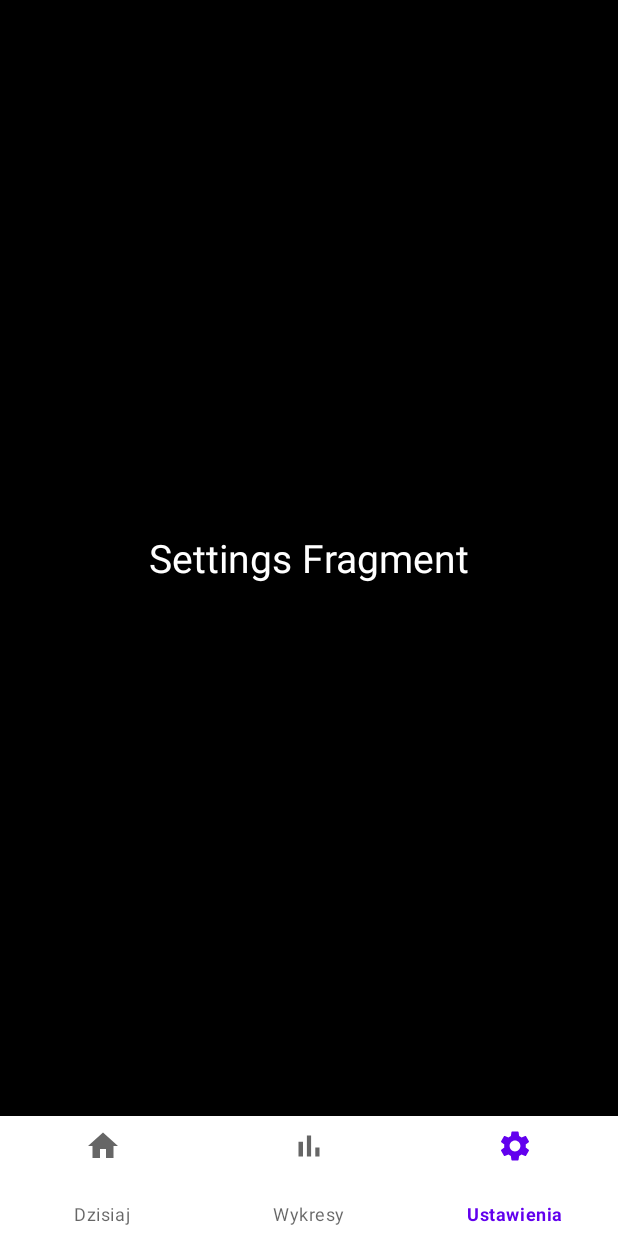
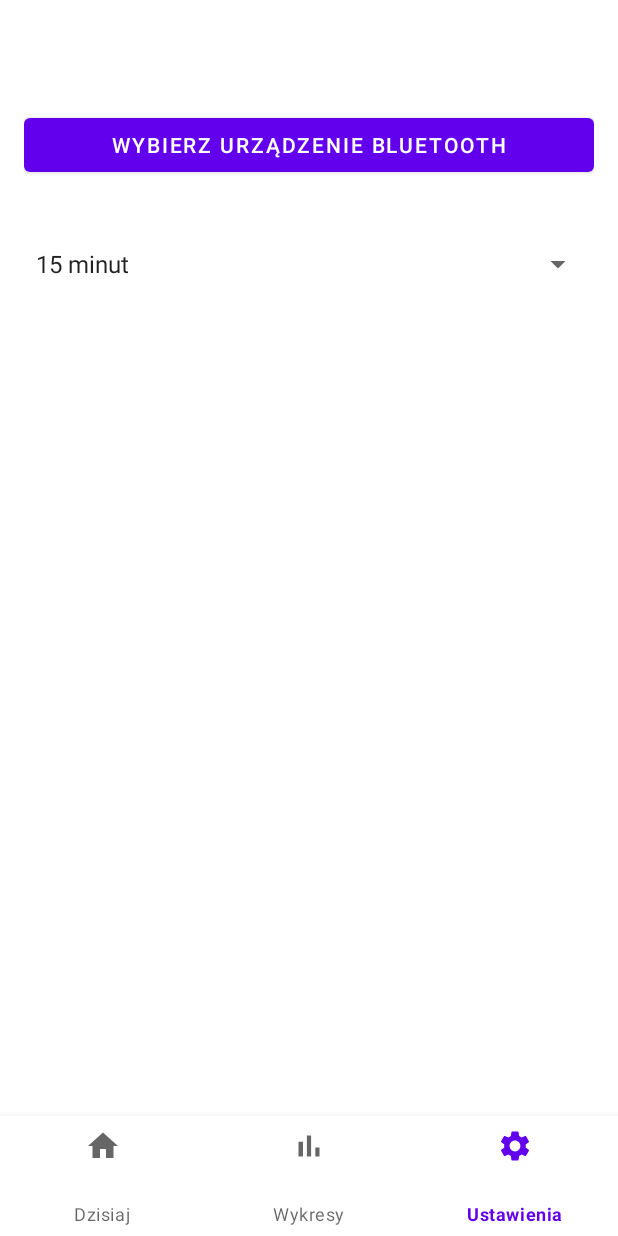
Before and after one commit to jakubbonczyk/ArduinoWeatherApp, an Android app: the screen it shows after launch (MainActivity), item 3 of the bottom bar chosen, on a phone screen of 412 x 824 dp. Run offline under Robolectric (Android 15) with nearby library versions, the phone set to English and light mode, and no system bars.

Commit message:
Another changes

```diff
--- a/app/src/main/java/com/example/weatherjavaapp/ChartsFragment.java
+++ b/app/src/main/java/com/example/weatherjavaapp/ChartsFragment.java
@@ -169,8 +169,20 @@ public class ChartsFragment extends Fragment {
 
     private void updateChart(LineChart chart, List<Entry> entries, String label) {
         LineDataSet dataSet = new LineDataSet(entries, label);
+        dataSet.setColor(android.graphics.Color.WHITE); // Kolor linii wykresu
+        dataSet.setValueTextColor(android.graphics.Color.WHITE); // Kolor wartości na wykresie
+
         LineData lineData = new LineData(dataSet);
         chart.setData(lineData);
+
+        // Ustawienia koloru osi i innych elementów
+        chart.getXAxis().setTextColor(android.graphics.Color.WHITE); // Kolor tekstu osi X
+        chart.getAxisLeft().setTextColor(android.graphics.Color.WHITE); // Kolor tekstu osi Y (lewa strona)
+        chart.getAxisRight().setTextColor(android.graphics.Color.WHITE); // Kolor tekstu osi Y (prawa strona)
+        chart.getLegend().setTextColor(android.graphics.Color.WHITE); // Kolor legendy
+//        chart.getDescription().setTextColor(android.graphics.Color.WHITE); // Kolor opisu wykresu
+
         chart.invalidate(); // Odśwież wykres
     }
+
 }
--- a/app/src/main/java/com/example/weatherjavaapp/DatabaseHelper.java
+++ b/app/src/main/java/com/example/weatherjavaapp/DatabaseHelper.java
@@ -11,7 +11,7 @@ public class DatabaseHelper extends SQLiteOpenHelper {
     // Nazwa bazy danych
     private static final String DATABASE_NAME = "weather_station.db";
     // Wersja bazy danych
-    private static final int DATABASE_VERSION = 1;
+    private static final int DATABASE_VERSION = 3;
 
     // Nazwa tabeli
     public static final String TABLE_MEASUREMENTS = "measurements";
@@ -56,7 +56,7 @@ public class DatabaseHelper extends SQLiteOpenHelper {
     private void insertDummyData(SQLiteDatabase db) {
         // Przygotowanie sztucznych danych
         long currentTime = System.currentTimeMillis();
-        for (int i = 0; i < 50; i++) {
+        for (int i = 0; i < 720; i++) {
             long timestamp = currentTime - (i * 3600 * 1000); // Co godzinę wstecz
             double temperature = 20 + Math.random() * 10; // Temperatura między 20 a 30
             double humidity = 40 + Math.random() * 20; // Wilgotność między 40 a 60
--- a/app/src/main/java/com/example/weatherjavaapp/HomeFragment.java
+++ b/app/src/main/java/com/example/weatherjavaapp/HomeFragment.java
@@ -17,6 +17,7 @@ import androidx.annotation.Nullable;
 import androidx.core.content.ContextCompat;
 import androidx.fragment.app.Fragment;
 
+import android.os.Handler;
 import android.util.Log;
 import android.view.LayoutInflater;
 import android.view.View;
@@ -77,6 +78,7 @@ public class HomeFragment extends Fragment {
     @Override
     public void onViewCreated(@NonNull View view, @Nullable Bundle savedInstanceState) {
         super.onViewCreated(view, savedInstanceState);
+
         bluetoothAdapter = BluetoothAdapter.getDefaultAdapter();
         if (bluetoothAdapter == null) {
             Toast.makeText(getActivity(), "Bluetooth nie jest dostępny", Toast.LENGTH_LONG).show();
@@ -88,6 +90,9 @@ public class HomeFragment extends Fragment {
             Intent enableBtIntent = new Intent(BluetoothAdapter.ACTION_REQUEST_ENABLE);
             startActivityForResult(enableBtIntent, REQUEST_ENABLE_BT);
         }
+
+        // Zmień tło i ikonę na podstawie godziny
+        updateBackgroundAndIcon();
 
         // Ustawienie listenera dla przycisku refreshButton
         binding.refreshButton.setOnClickListener(v -> {
@@ -105,7 +110,10 @@ public class HomeFragment extends Fragment {
                 connectToBluetooth();
             }
         });
+
+        handler.post(updateDateTimeTask);
     }
+
 
     private void redirectToBluetoothSettings() {
         Intent intent = new Intent(android.provider.Settings.ACTION_BLUETOOTH_SETTINGS);
@@ -185,9 +193,57 @@ public class HomeFragment extends Fragment {
     @Override
     public void onDestroyView() {
         super.onDestroyView();
+
+        handler.removeCallbacks(updateDateTimeTask);
+
         // Usuwamy callback z MainActivity
         if (mainActivity != null && connectionCallback != null) {
             mainActivity.removeBluetoothConnectionCallback(connectionCallback);
         }
     }
+
+    private void updateDateTime() {
+        // Użyj formatu daty
+        java.text.SimpleDateFormat dateFormat = new java.text.SimpleDateFormat("dd.MM.yyyy HH:mm:ss", java.util.Locale.getDefault());
+
+        // Pobierz aktualny czas
+        String currentDateTime = dateFormat.format(System.currentTimeMillis());
+
+        // Podziel datę i czas
+        String[] parts = currentDateTime.split(" ");
+        String currentDate = parts[0];
+        String currentTime = parts[1];
+
+        // Ustaw w odpowiednich TextView
+        binding.textView6.setText(currentDate); // Data w formacie dd.MM.yyyy
+        binding.textView7.setText(currentTime); // Czas w formacie HH:mm:ss
+    }
+
+    private final Handler handler = new Handler();
+    private final Runnable updateDateTimeTask = new Runnable() {
+        @Override
+        public void run() {
+            updateDateTime();
+            handler.postDelayed(this, 1000);
+        }
+    };
+
+    private void updateBackgroundAndIcon() {
+
+        java.util.Calendar calendar = java.util.Calendar.getInstance();
+        int hour = calendar.get(java.util.Calendar.HOUR_OF_DAY);
+
+        if (hour >= 17) {
+            // Ustaw gradient nocny
+            binding.frameLayout.setBackgroundResource(R.drawable.gradient_night);
+            // Zmień ikonę na księżyc
+            binding.imageViewWeatherIcon.setImageResource(R.drawable.moon);
+        } else {
+            // Ustaw gradient dzienny
+            binding.frameLayout.setBackgroundResource(R.drawable.gradient_day);
+            // Zmień ikonę na słońce
+            binding.imageViewWeatherIcon.setImageResource(R.drawable.sun);
+        }
+    }
+
 }
--- a/app/src/main/java/com/example/weatherjavaapp/SettingsFragment.java
+++ b/app/src/main/java/com/example/weatherjavaapp/SettingsFragment.java
@@ -1,5 +1,7 @@
 package com.example.weatherjavaapp;
 
+import android.content.Context;
+import android.content.Intent;
 import android.os.Bundle;
 
 import androidx.fragment.app.Fragment;
@@ -7,58 +9,74 @@ import androidx.fragment.app.Fragment;
 import android.view.LayoutInflater;
 import android.view.View;
 import android.view.ViewGroup;
+import android.widget.AdapterView;
+import android.widget.ArrayAdapter;
+import android.widget.Button;
+import android.widget.Spinner;
+import android.widget.Toast;
 
-/**
- * A simple {@link Fragment} subclass.
- * Use the {@link SettingsFragment#newInstance} factory method to
- * create an instance of this fragment.
- */
 public class SettingsFragment extends Fragment {
-
-    // TODO: Rename parameter arguments, choose names that match
-    // the fragment initialization parameters, e.g. ARG_ITEM_NUMBER
-    private static final String ARG_PARAM1 = "param1";
-    private static final String ARG_PARAM2 = "param2";
-
-    // TODO: Rename and change types of parameters
-    private String mParam1;
-    private String mParam2;
-
-    public SettingsFragment() {
-        // Required empty public constructor
-    }
-
-    /**
-     * Use this factory method to create a new instance of
-     * this fragment using the provided parameters.
-     *
-     * @param param1 Parameter 1.
-     * @param param2 Parameter 2.
-     * @return A new instance of fragment SettingsFragment.
-     */
-    // TODO: Rename and change types and number of parameters
-    public static SettingsFragment newInstance(String param1, String param2) {
-        SettingsFragment fragment = new SettingsFragment();
-        Bundle args = new Bundle();
-        args.putString(ARG_PARAM1, param1);
-        args.putString(ARG_PARAM2, param2);
-        fragment.setArguments(args);
-        return fragment;
-    }
-
-    @Override
-    public void onCreate(Bundle savedInstanceState) {
-        super.onCreate(savedInstanceState);
-        if (getArguments() != null) {
-            mParam1 = getArguments().getString(ARG_PARAM1);
-            mParam2 = getArguments().getString(ARG_PARAM2);
-        }
-    }
 
     @Override
     public View onCreateView(LayoutInflater inflater, ViewGroup container,
                              Bundle savedInstanceState) {
-        // Inflate the layout for this fragment
-        return inflater.inflate(R.layout.fragment_settings, container, false);
+        View view = inflater.inflate(R.layout.fragment_settings, container, false);
+
+        // Przycisk wyboru urządzenia Bluetooth
+        Button buttonBluetooth = view.findViewById(R.id.button_select_bluetooth_device);
+        buttonBluetooth.setOnClickListener(v -> openBluetoothDeviceSelection());
+
+        // Spinner interwału
+        Spinner spinnerInterval = view.findViewById(R.id.spinner_interval);
+        setupIntervalSpinner(spinnerInterval);
+
+        return view;
     }
+
+    private void openBluetoothDeviceSelection() {
+        Intent intent = new Intent(android.provider.Settings.ACTION_BLUETOOTH_SETTINGS);
+        startActivity(intent);
+        Toast.makeText(getContext(), "Wybierz urządzenie Bluetooth", Toast.LENGTH_SHORT).show();
+    }
+
+    private void setupIntervalSpinner(Spinner spinner) {
+        String[] intervals = {"15 minut", "30 minut", "1 godzina", "2 godziny"};
+        ArrayAdapter<String> adapter = new ArrayAdapter<>(getContext(), android.R.layout.simple_spinner_item, intervals);
+        adapter.setDropDownViewResource(android.R.layout.simple_spinner_dropdown_item);
+        spinner.setAdapter(adapter);
+
+        // Pobierz zapisane ustawienie
+        String savedInterval = getActivity().getSharedPreferences("AppSettings", Context.MODE_PRIVATE)
+                .getString("data_interval", "15 minut");
+        int selectedIndex = java.util.Arrays.asList(intervals).indexOf(savedInterval);
+        spinner.setSelection(selectedIndex);
+
+        // Obsługa wyboru
+        spinner.setOnItemSelectedListener(new AdapterView.OnItemSelectedListener() {
+            @Override
+            public void onItemSelected(AdapterView<?> parent, View view, int position, long id) {
+                String selectedInterval = intervals[position];
+                getActivity().getSharedPreferences("AppSettings", Context.MODE_PRIVATE)
+                        .edit()
+                        .putString("data_interval", selectedInterval)
+                        .apply();
+            }
+
+            @Override
+            public void onNothingSelected(AdapterView<?> parent) {
+            }
+        });
+    }
+
+
+    @Override
+    public void onResume() {
+        super.onResume();
+        String savedInterval = getActivity().getSharedPreferences("AppSettings", Context.MODE_PRIVATE)
+                .getString("data_interval", "15 minut");
+        Toast.makeText(getContext(), "Zapisany interwał: " + savedInterval, Toast.LENGTH_SHORT).show();
+    }
+
+
+
 }
--- /dev/null
+++ b/app/src/main/res/drawable/gradient_night.xml
@@ -0,0 +1,6 @@
+<shape xmlns:android="http://schemas.android.com/apk/res/android">
+    <gradient
+        android:startColor="#303F9F"
+        android:endColor="#1A237E"
+        android:angle="90"/>
+</shape>
--- a/app/src/main/res/layout/fragment_home.xml
+++ b/app/src/main/res/layout/fragment_home.xml
@@ -209,7 +209,7 @@
                     android:layout_width="wrap_content"
                     android:layout_height="35dp"
                     android:gravity="center"
-                    android:text="26.11"
+                    android:text="data"
                     android:textColor="@color/white"
                     android:textSize="20dp"
                     android:textStyle="bold"
@@ -222,7 +222,7 @@
                     android:layout_width="wrap_content"
                     android:layout_height="25dp"
                     android:gravity="center"
-                    android:text="2024"
+                    android:text="godzina"
                     android:textColor="@color/white"
                     app:layout_constraintBottom_toTopOf="@+id/guideline11"
                     app:layout_constraintEnd_toStartOf="@+id/guideline13"
--- a/app/src/main/res/layout/fragment_settings.xml
+++ b/app/src/main/res/layout/fragment_settings.xml
@@ -1,18 +1,40 @@
 <?xml version="1.0" encoding="utf-8"?>
-<FrameLayout xmlns:android="http://schemas.android.com/apk/res/android"
-    xmlns:tools="http://schemas.android.com/tools"
+<LinearLayout
+    xmlns:android="http://schemas.android.com/apk/res/android"
     android:layout_width="match_parent"
     android:layout_height="match_parent"
-    android:background="@color/black"
-    tools:context=".SettingsFragment">
+    android:orientation="vertical"
+    android:padding="16dp">
 
-    <!-- TODO: Update blank fragment layout -->
+    <!-- Nagłówek -->
     <TextView
         android:layout_width="wrap_content"
         android:layout_height="wrap_content"
+        android:text="Ustawienia"
         android:textColor="@color/white"
-        android:text="Settings Fragment"
-        android:textSize="26dp"
-        android:layout_gravity="center"/>
+        android:textSize="24sp"
+        android:layout_gravity="center"
+        android:layout_marginBottom="24dp" />
 
-</FrameLayout>
+    <!-- Przycisk do wyboru urządzeń Bluetooth -->
+    <Button
+        android:id="@+id/button_select_bluetooth_device"
+        android:layout_width="match_parent"
+        android:layout_height="wrap_content"
+        android:text="Wybierz urządzenie Bluetooth"
+        android:layout_marginBottom="16dp" />
+
+    <!-- Spinner do wyboru interwału pobierania danych -->
+    <TextView
+        android:layout_width="wrap_content"
+        android:layout_height="wrap_content"
+        android:text="Interwał pobierania danych:"
+        android:textColor="@color/white"
+        android:layout_marginBottom="8dp" />
+
+    <Spinner
+        android:id="@+id/spinner_interval"
+        android:layout_width="match_parent"
+        android:layout_height="wrap_content"
+        android:spinnerMode="dropdown" />
+</LinearLayout>
```
Also changed, not shown: app/src/main/res/drawable/moon.png (added).
